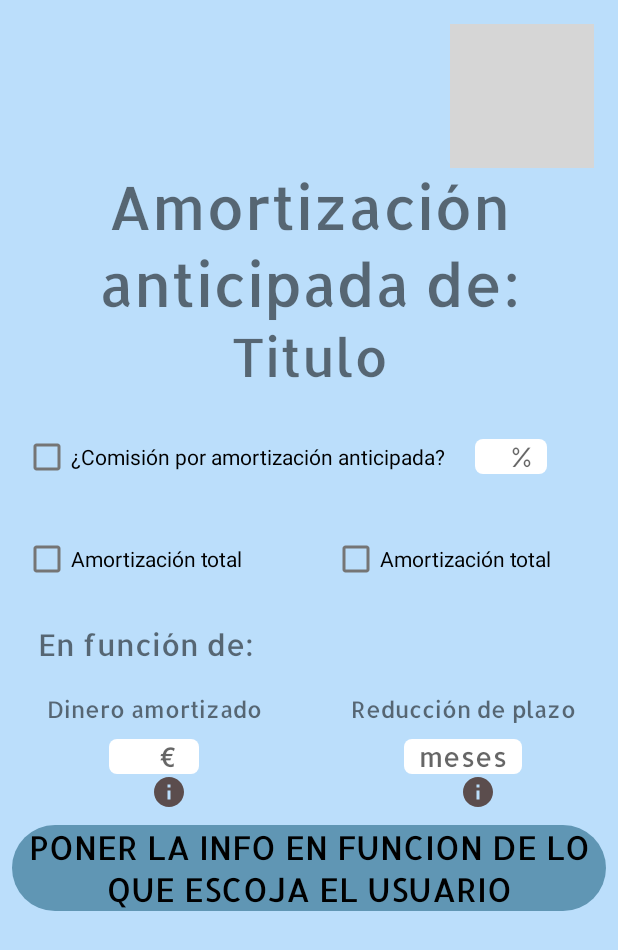
After one commit to Seryiii/TFG-MiHipotecaApp, an Android app: the layout activity_amortizar_antes.xml on its own in the app's theme, with its tools: preview values and no code run, on a phone screen of 412 x 824 dp. The commit adds this screen. Shown: the top 950 px of the screen. Run offline under Robolectric (Android 15) with nearby library versions, the phone set to English and light mode, and no system bars; grey boxes are pictures that could not be loaded.

Commit message:
vista amortizar antes

```diff
--- a/MiHipotecaApp/app/src/main/AndroidManifest.xml
+++ b/MiHipotecaApp/app/src/main/AndroidManifest.xml
@@ -13,6 +13,9 @@
         android:supportsRtl="true"
         android:theme="@style/Theme.MiHipotecaApp"
         tools:targetApi="31">
+        <activity
+            android:name=".AmortizarAntes"
+            android:exported="false" />
         <activity
             android:name=".UsuarioRegistrado.HipotecasSeguimiento.Graficos.grafico_intereses_capital"
             android:exported="false" />
--- /dev/null
+++ b/MiHipotecaApp/app/src/main/java/es/MiHipotecaApp/TFG/UsuarioRegistrado/HipotecasSeguimiento/AmortizarAntes.java
@@ -0,0 +1,16 @@
+package es.MiHipotecaApp.TFG.UsuarioRegistrado.HipotecasSeguimiento;
+
+import androidx.appcompat.app.AppCompatActivity;
+
+import android.os.Bundle;
+
+import es.MiHipotecaApp.TFG.R;
+
+public class AmortizarAntes extends AppCompatActivity {
+
+    @Override
+    protected void onCreate(Bundle savedInstanceState) {
+        super.onCreate(savedInstanceState);
+        setContentView(R.layout.activity_amortizar_antes);
+    }
+}
--- a/MiHipotecaApp/app/src/main/java/es/MiHipotecaApp/TFG/UsuarioRegistrado/HipotecasSeguimiento/VisualizarHipotecaSeguimiento.java
+++ b/MiHipotecaApp/app/src/main/java/es/MiHipotecaApp/TFG/UsuarioRegistrado/HipotecasSeguimiento/VisualizarHipotecaSeguimiento.java
@@ -72,6 +72,8 @@ public class VisualizarHipotecaSeguimiento extends AppCompatActivity {
 
     private HipotecaSeguimiento hip;
     private Button btn_cuadro_amortizacion;
+    private Button btn_amortizar_antes;
+
     private ImageButton info_dinero_restante;
     private ImageView info_cuota;
     private LinearLayout capital_layout;
@@ -112,6 +114,7 @@ public class VisualizarHipotecaSeguimiento extends AppCompatActivity {
         numero_cuota_actual       = findViewById(R.id.numero_cuota_actual_hip);
 
         btn_cuadro_amortizacion              = findViewById(R.id.btn_cuadro_amortizacion);
+        btn_amortizar_antes                  = findViewById(R.id.btn_amortizar_antes);
         info_dinero_restante                 = findViewById(R.id.btn_info_dinero_por_pagar);
         info_cuota                           = findViewById(R.id.btn_info_cuota);
 
@@ -238,6 +241,16 @@ public class VisualizarHipotecaSeguimiento extends AppCompatActivity {
             @Override
             public void onClick(View view) {
                 Intent i = new Intent(VisualizarHipotecaSeguimiento.this, Cuadro_amortizacion.class);
+                i.putExtra("hipoteca", hip);
+                i.putExtra("tipo_hipoteca", hip.getTipo_hipoteca());
+                startActivity(i);
+            }
+        });
+
+        btn_amortizar_antes.setOnClickListener(new View.OnClickListener() {
+            @Override
+            public void onClick(View view) {
+                Intent i = new Intent(VisualizarHipotecaSeguimiento.this, AmortizarAntes.class);
                 i.putExtra("hipoteca", hip);
                 i.putExtra("tipo_hipoteca", hip.getTipo_hipoteca());
                 startActivity(i);
--- /dev/null
+++ b/MiHipotecaApp/app/src/main/res/drawable/rounded_edit_text2.xml
@@ -0,0 +1,12 @@
+<?xml version="1.0" encoding="utf-8"?>
+<shape xmlns:android="http://schemas.android.com/apk/res/android"
+    android:shape="rectangle"
+    android:padding="10dp">
+
+    <solid android:color="#FFFFFF" />
+    <corners
+        android:bottomRightRadius="5dp"
+        android:bottomLeftRadius="5dp"
+        android:topLeftRadius="5dp"
+        android:topRightRadius="5dp" />
+</shape>
--- /dev/null
+++ b/MiHipotecaApp/app/src/main/res/layout/activity_amortizar_antes.xml
@@ -0,0 +1,245 @@
+<?xml version="1.0" encoding="utf-8"?>
+<androidx.constraintlayout.widget.ConstraintLayout xmlns:android="http://schemas.android.com/apk/res/android"
+    xmlns:app="http://schemas.android.com/apk/res-auto"
+    xmlns:tools="http://schemas.android.com/tools"
+    android:layout_width="match_parent"
+    android:layout_height="match_parent"
+    android:background="@color/background_aplicacion">
+
+    <LinearLayout
+        android:layout_width="match_parent"
+        android:layout_height="wrap_content"
+        android:orientation="vertical">
+
+        <de.hdodenhof.circleimageview.CircleImageView
+            android:id="@+id/close_icon_seg"
+            android:layout_width="wrap_content"
+            android:layout_height="wrap_content"
+            android:layout_gravity="right"
+            android:layout_marginTop="16dp"
+            android:layout_marginEnd="16dp"
+            android:src="@drawable/close_icon"
+            app:layout_constraintEnd_toEndOf="parent"
+            app:layout_constraintTop_toTopOf="parent" />
+
+        <TextView
+            android:layout_width="wrap_content"
+            android:layout_height="wrap_content"
+            android:layout_marginStart="50dp"
+            android:layout_marginEnd="50dp"
+            android:fontFamily="@font/allerta"
+            android:gravity="center"
+            android:text="Amortización anticipada de:"
+            android:textSize="40sp" />
+
+        <TextView
+            android:id="@+id/nombre_amort_anticipada_hip"
+            android:layout_width="match_parent"
+            android:layout_height="wrap_content"
+            android:fontFamily="@font/allerta"
+            android:gravity="center"
+            android:text="Titulo"
+            android:textSize="35sp" />
+
+        <LinearLayout
+            android:layout_width="match_parent"
+            android:layout_height="wrap_content"
+            android:layout_marginTop="20dp"
+            android:orientation="horizontal">
+
+            <CheckBox
+                android:id="@+id/checkBox_comision_anticipada"
+                android:layout_width="wrap_content"
+                android:layout_height="wrap_content"
+                android:layout_marginStart="15dp"
+                android:checked="false"
+                android:text="¿Comisión por amortización anticipada?" />
+
+            <EditText
+                android:id="@+id/edit_precio_vivienda"
+                android:layout_width="wrap_content"
+                android:layout_height="wrap_content"
+                android:paddingLeft="10dp"
+                android:paddingRight="10dp"
+                android:background="@drawable/rounded_edit_text2"
+                android:fontFamily="@font/allerta"
+                android:layout_marginStart="20dp"
+                android:hint="   %"
+                android:inputType="number|numberDecimal"
+                android:layout_gravity="center"/>
+
+
+
+        </LinearLayout>
+
+        <LinearLayout
+            android:layout_width="match_parent"
+            android:layout_height="wrap_content"
+            android:layout_marginTop="20dp"
+            android:orientation="horizontal"
+            android:layout_gravity="center">
+
+            <CheckBox
+                android:id="@+id/checkBox_amort_total"
+                android:layout_width="0dp"
+                android:layout_height="wrap_content"
+                android:layout_weight="1"
+                android:layout_marginStart="15dp"
+                android:checked="false"
+                android:text="Amortización total" />
+
+            <CheckBox
+                android:id="@+id/checkBox_amort_parcial"
+                android:layout_width="0dp"
+                android:layout_height="wrap_content"
+                android:layout_weight="1"
+                android:layout_marginStart="15dp"
+                android:checked="false"
+                android:text="Amortización total" />
+
+
+        </LinearLayout>
+
+        <TextView
+            android:layout_width="wrap_content"
+            android:layout_height="wrap_content"
+            android:fontFamily="@font/allerta"
+            android:layout_marginStart="25dp"
+            android:layout_marginTop="20dp"
+            android:text="En función de:"
+            android:textSize="20sp" />
+
+        <!-- <LinearLayout
+            android:layout_width="match_parent"
+            android:layout_height="wrap_content"
+            android:layout_marginTop="20dp"
+            android:orientation="horizontal"
+            android:layout_gravity="center">
+
+            <TextView
+                android:layout_width="0dp"
+                android:layout_height="wrap_content"
+                android:layout_weight="1"
+                android:gravity="center"
+                android:fontFamily="@font/allerta"
+                android:text="Dinero amortizado"
+                android:textSize="15sp" />
+
+            <TextView
+                android:layout_width="0dp"
+                android:layout_height="wrap_content"
+                android:layout_weight="1"
+                android:fontFamily="@font/allerta"
+                android:gravity="center"
+                android:text="Reducción de plazo"
+                android:textSize="15sp" />
+
+        </LinearLayout> -->
+
+    <LinearLayout
+        android:layout_width="match_parent"
+        android:layout_height="wrap_content"
+        android:orientation="horizontal"
+        android:layout_gravity="center">
+
+            <LinearLayout
+                android:layout_width="0dp"
+                android:layout_height="wrap_content"
+                android:layout_weight="1"
+                android:layout_marginTop="20dp"
+                android:orientation="vertical"
+                android:gravity="center">
+
+                    <TextView
+                        android:layout_width="wrap_content"
+                        android:layout_height="wrap_content"
+                        android:gravity="center"
+                        android:fontFamily="@font/allerta"
+                        android:text="Dinero amortizado"
+                        android:textSize="15sp" />
+
+                    <EditText
+                        android:id="@+id/edit_dinero_amort"
+                        android:layout_width="wrap_content"
+                        android:layout_height="wrap_content"
+                        android:paddingLeft="10dp"
+                        android:paddingRight="10dp"
+                        android:layout_marginTop="10dp"
+                        android:background="@drawable/rounded_edit_text2"
+                        android:fontFamily="@font/allerta"
+                        android:hint="     € "
+                        android:inputType="number|numberDecimal"/>
+
+                    <ImageButton
+                        android:id="@+id/btn_info_dinero_amort"
+                        android:layout_width="wrap_content"
+                        android:layout_height="wrap_content"
+                        android:src="@drawable/info"
+                        android:layout_marginLeft="10dp"
+                        android:background="@null"/>
+
+            </LinearLayout>
+
+            <LinearLayout
+                android:layout_width="0dp"
+                android:layout_height="wrap_content"
+                android:layout_weight="1"
+                android:layout_marginTop="20dp"
+                android:orientation="vertical"
+                android:gravity="center">
+
+                <TextView
+                    android:layout_width="wrap_content"
+                    android:layout_height="wrap_content"
+                    android:fontFamily="@font/allerta"
+                    android:gravity="center"
+                    android:text="Reducción de plazo"
+                    android:textSize="15sp" />
+
+                <EditText
+                    android:id="@+id/edit_reduccion_plazo"
+                    android:layout_width="wrap_content"
+                    android:layout_height="wrap_content"
+                    android:paddingLeft="10dp"
+                    android:paddingRight="10dp"
+                    android:layout_marginTop="10dp"
+                    android:background="@drawable/rounded_edit_text2"
+                    android:fontFamily="@font/allerta"
+                    android:hint="meses"
+                    android:inputType="number"/>
+
+                <ImageButton
+                    android:id="@+id/btn_info_reduccion_plazo"
+                    android:layout_width="wrap_content"
+                    android:layout_height="wrap_content"
+                    android:src="@drawable/info"
+                    android:layout_marginLeft="10dp"
+                    android:background="@null"/>
+
+            </LinearLayout>
+
+        </LinearLayout>
+
+    <LinearLayout
+        android:layout_width="match_parent"
+        android:layout_height="wrap_content"
+        android:layout_marginTop="10dp"
+        android:layout_marginStart="8dp"
+        android:layout_marginEnd="8dp"
+        android:orientation="vertical"
+        android:background="@drawable/btn_bordes_redondos">
+
+        <TextView
+            android:id="@+id/cuota_mensual_seguimiento_hip"
+            android:layout_width="wrap_content"
+            android:layout_height="wrap_content"
+            android:fontFamily="@font/allerta"
+            android:textColor="@color/black"
+            android:gravity="center"
+            android:text="PONER LA INFO EN FUNCION DE LO QUE ESCOJA EL USUARIO"
+            android:textSize="22sp" />
+    </LinearLayout>
+
+    </LinearLayout>
+
+</androidx.constraintlayout.widget.ConstraintLayout>
--- a/MiHipotecaApp/app/src/main/res/layout/activity_visualizar_hipoteca_seguimiento.xml
+++ b/MiHipotecaApp/app/src/main/res/layout/activity_visualizar_hipoteca_seguimiento.xml
@@ -131,7 +131,8 @@
                 android:fontFamily="@font/allerta"
                 android:gravity="center"
                 android:layout_marginStart="10dp"
-                android:layout_marginEnd="10dp"                    android:textColor="@color/black"
+                android:layout_marginEnd="10dp"
+                android:textColor="@color/black"
                 android:text="@string/label_dinero_que_falta_por_pagar"
                 android:textSize="18sp"/>
 
@@ -180,7 +181,8 @@
                     android:layout_width="wrap_content"
                     android:layout_height="wrap_content"
                     android:src="@drawable/info"
-                    android:layout_marginLeft="10dp"/>
+                    android:layout_marginLeft="10dp"
+                    android:background="@null"/>
 
             </LinearLayout>
 
@@ -294,7 +296,8 @@
                     android:layout_width="wrap_content"
                     android:layout_height="wrap_content"
                     android:layout_marginLeft="10dp"
-                    android:src="@drawable/info"/>
+                    android:src="@drawable/info"
+                    android:background="@null"/>
 
              </LinearLayout>
 
```
